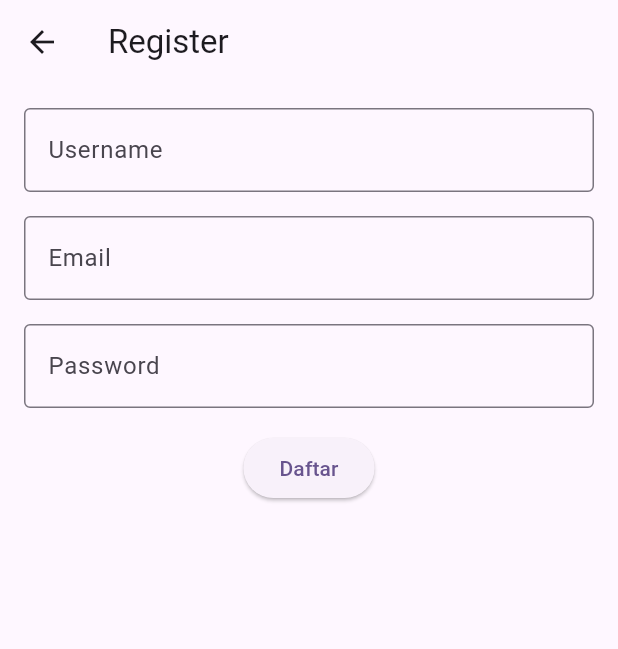
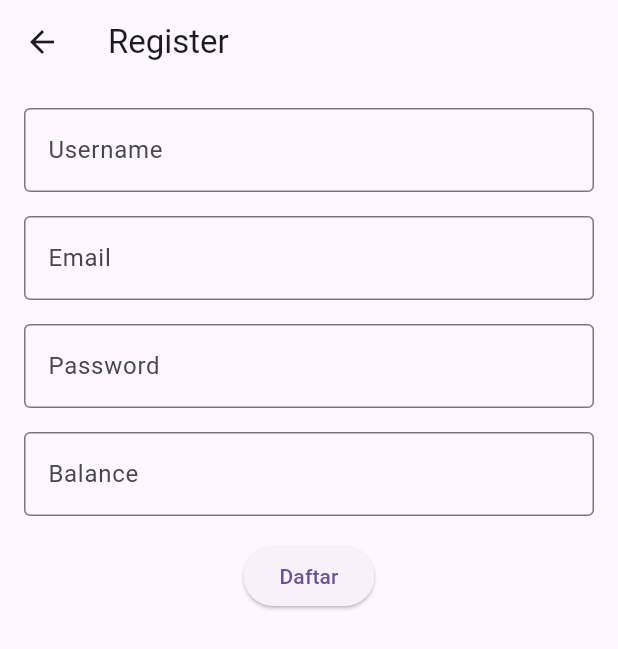
Before and after one commit to Mannztx/Cine-Booking-App-Kel8, a Flutter app: the RegisterPageAng5 screen opened by its route, on a phone screen of 412 x 824 dp. Shown: the top 649 px of the screen. Run offline on Flutter 3.47's test engine with Material 3 defaults, Android fonts, the phone set to English and light mode, and no system bars; our stand-ins replace cloud_firestore, firebase_auth, firebase_core, google_fonts, qr_flutter; accounts and stored records are empty.

Commit message:
perbaiki register_page dan auth_controller

```diff
--- a/lib/pages/register_page_ang5.dart
+++ b/lib/pages/register_page_ang5.dart
@@ -14,6 +14,7 @@
   final emailCtrl = TextEditingController();
   final usernameCtrl = TextEditingController();
   final passCtrl = TextEditingController();
+  final balanceCtrl = TextEditingController();
 
   @override
   Widget build(BuildContext context) {
@@ -55,6 +56,15 @@
                 ),
               ),
               const SizedBox(height: 16),
+              TextFormField(
+                controller: balanceCtrl,
+                validator: (v) => v!.isEmpty ? "Balance wajib" : null,
+                decoration: const InputDecoration(
+                  labelText: "Balance",
+                  border: OutlineInputBorder(),
+                ),
+              ),
+              const SizedBox(height: 16),
               if (auth.errorMessage != null)
                 Text(
                   auth.errorMessage!,
@@ -68,6 +78,7 @@
                     email: emailCtrl.text.trim(),
                     password: passCtrl.text.trim(),
                     username: usernameCtrl.text.trim(),
+                    balance: balanceCtrl.text.trim(),
                     context: context,
                   );
                 },
```
Also changed, not shown: lib/controllers/auth_controller_ang5.dart (+4 -40 lines).
